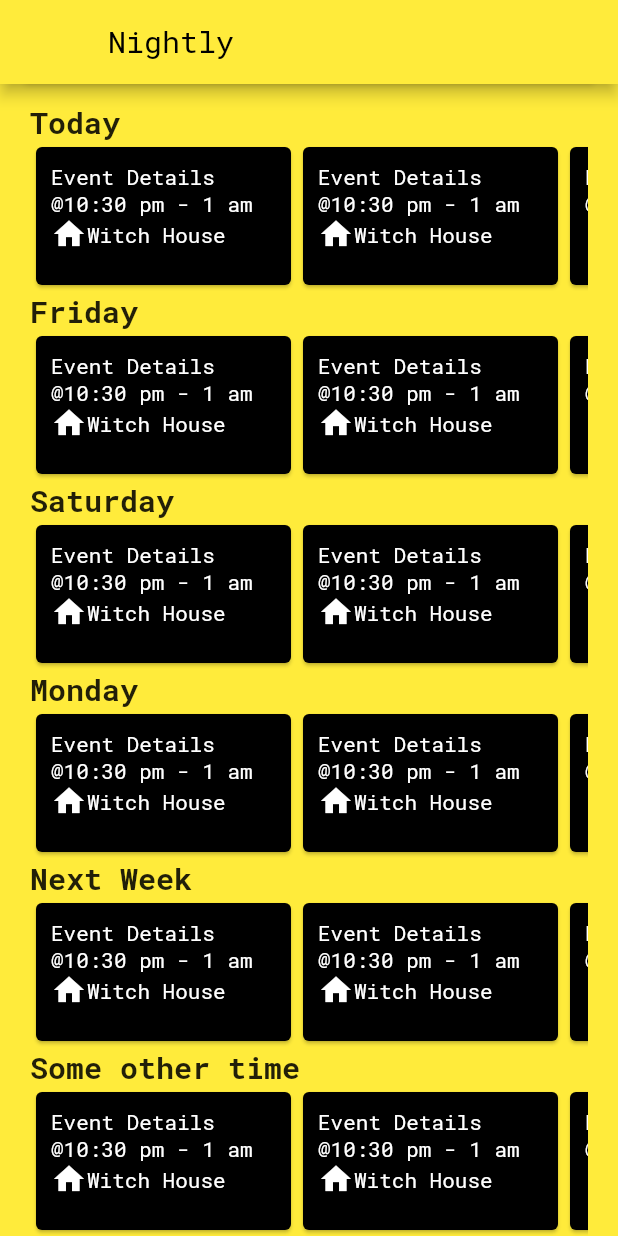
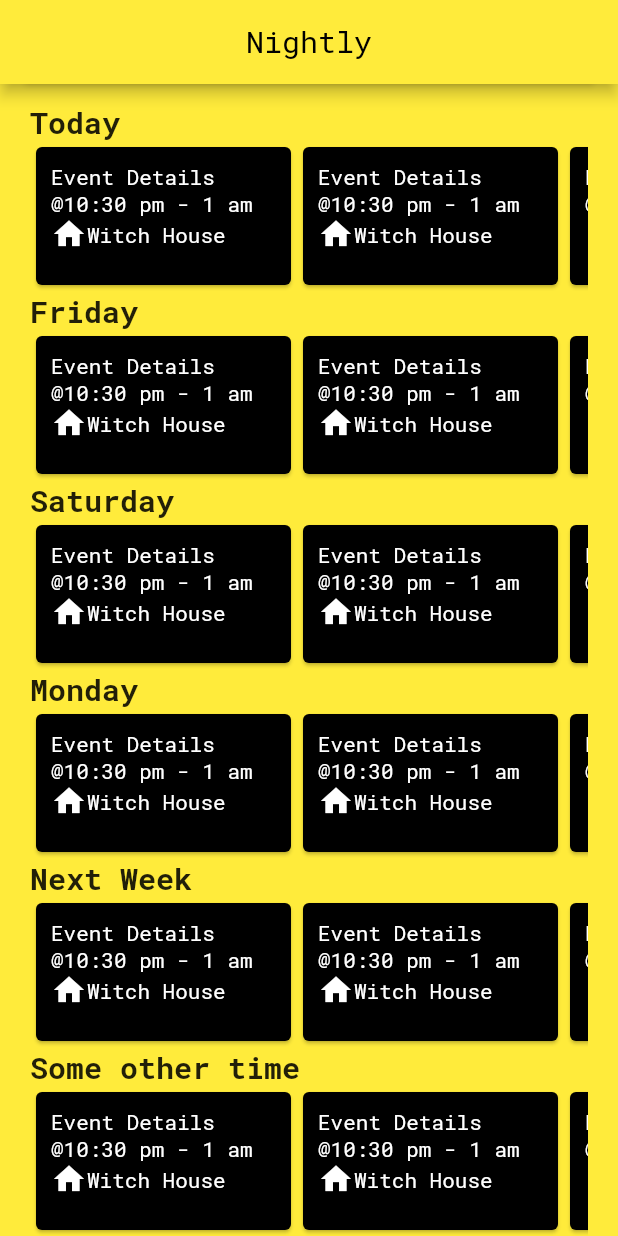
Before and after one commit to ephraimbenson/nightly, a Flutter app: the screen it shows after launch, scrolled down 260 dp, on a phone screen of 412 x 824 dp. Run offline on Flutter 3.47's test engine with Material 2 defaults, Android fonts, the phone set to English and light mode, and no system bars; missing offline and left inert: flutter_arc_text, flutter_quill.

Commit message:
android center text

```diff
--- a/lib/welcome_page/welcome_page.dart
+++ b/lib/welcome_page/welcome_page.dart
@@ -10,6 +10,8 @@ import 'welcome_page_painter.dart';
 const intro_text = 'Welcome to Nightly';
 
 //TODO: refactor this monster file
+
+//TODO: icons in appbar must become stateful widgets and change color depending on scroll position
 
 void showEditorPage(context) {
   print("creating new invite!");
@@ -85,8 +87,10 @@ class WelcomePage extends StatelessWidget {
                 return Future<void>.value();
               },
               expandedHeight: welcomeRadius,
-              flexibleSpace:
-                  FlexibleSpaceBar(title: Text('Nightly'), background: myStack),
+              flexibleSpace: FlexibleSpaceBar(
+                  title: Text('Nightly'),
+                  centerTitle: true,
+                  background: myStack),
               actions: <Widget>[
                 IconButton(
                     icon: Icon(Icons.add_circle_rounded),
```
